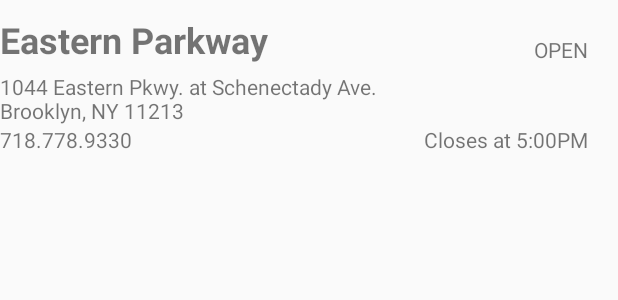
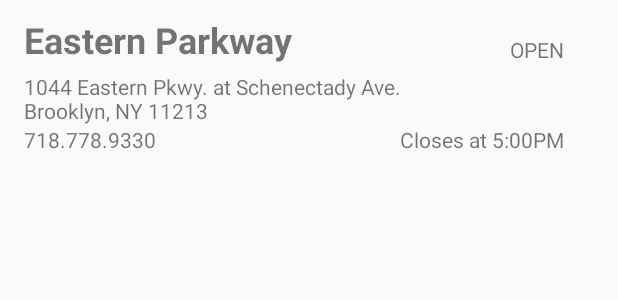
Before and after one commit to PCGeekBrain/BPLocate, an Android app: the layout location_item.xml on its own in the app's theme, with its tools: preview values and no code run, on a phone screen of 412 x 824 dp. Shown: the top 300 px of the screen. Run offline under Robolectric (Android 15) with nearby library versions, the phone set to English and light mode, and no system bars.

```diff
--- a/app/build.gradle
+++ b/app/build.gradle
@@ -28,4 +28,6 @@ dependencies {
     testCompile 'junit:junit:4.12'
     compile 'com.android.support.constraint:constraint-layout:1.0.0-beta4'
     compile 'com.android.support:recyclerview-v7:25.0.+'
+    // jsoup HTML parser library @ http://jsoup.org/
+    compile 'org.jsoup:jsoup:1.10.1'
 }
--- a/app/src/main/res/layout/activity_main.xml
+++ b/app/src/main/res/layout/activity_main.xml
@@ -16,16 +16,15 @@
         app:layout_constraintHorizontal_bias="0.0"
         app:layout_constraintLeft_toLeftOf="parent"
         android:scaleType="centerCrop"
-        android:layout_height="150dp" />
+        android:layout_height="150dp"
+        android:contentDescription="Brooklyn Bridge" />
 
     <android.support.v7.widget.RecyclerView
         android:layout_width="0dp"
         android:layout_height="0dp"
         app:layout_constraintTop_toBottomOf="@+id/imageView"
         app:layout_constraintLeft_toLeftOf="parent"
-        android:layout_marginEnd="16dp"
         app:layout_constraintRight_toRightOf="parent"
-        android:layout_marginStart="16dp"
         app:layout_constraintBottom_toBottomOf="parent"
         android:id="@+id/locations_list" />
 
--- a/app/src/main/res/layout/location_item.xml
+++ b/app/src/main/res/layout/location_item.xml
@@ -1,7 +1,9 @@
 <?xml version="1.0" encoding="utf-8"?>
 <RelativeLayout xmlns:android="http://schemas.android.com/apk/res/android"
     xmlns:tools="http://schemas.android.com/tools"
-    android:layout_width="match_parent" android:layout_height="wrap_content">
+    android:layout_width="match_parent" android:layout_height="wrap_content"
+    android:paddingRight="16dp"
+    android:paddingLeft="16dp">
 
     <TextView
         android:layout_width="wrap_content"
```
Also changed, not shown: app/src/main/java/com/pcgeekbrain/bplocate/UpdateData.java (+19 -7 lines).
